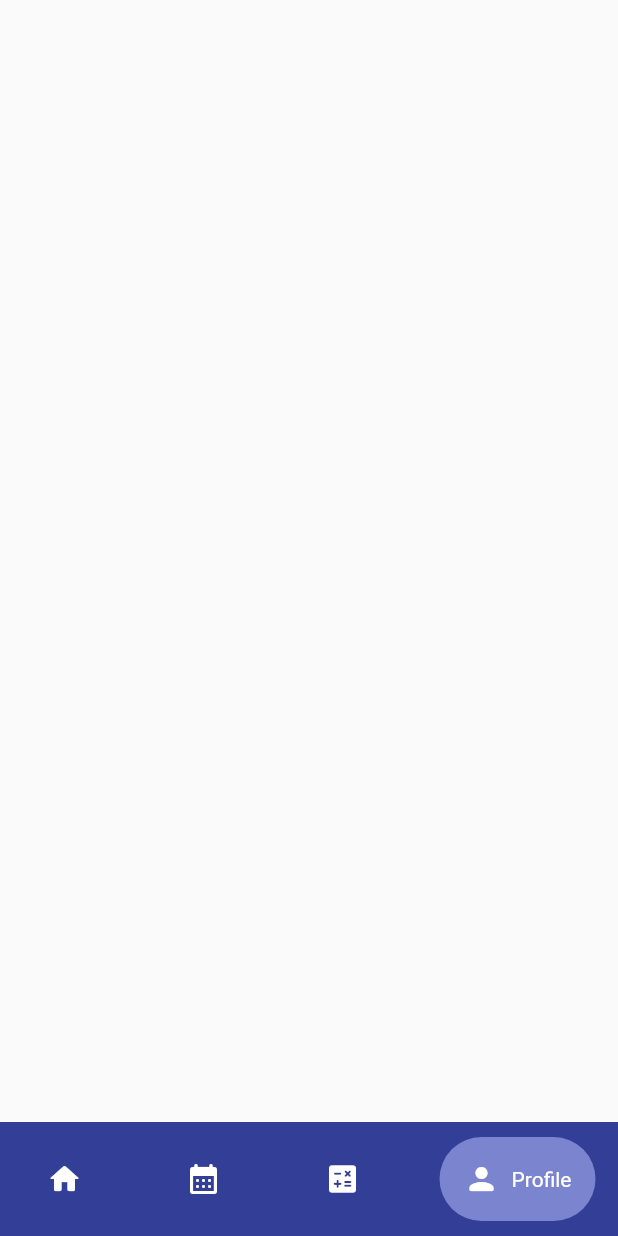
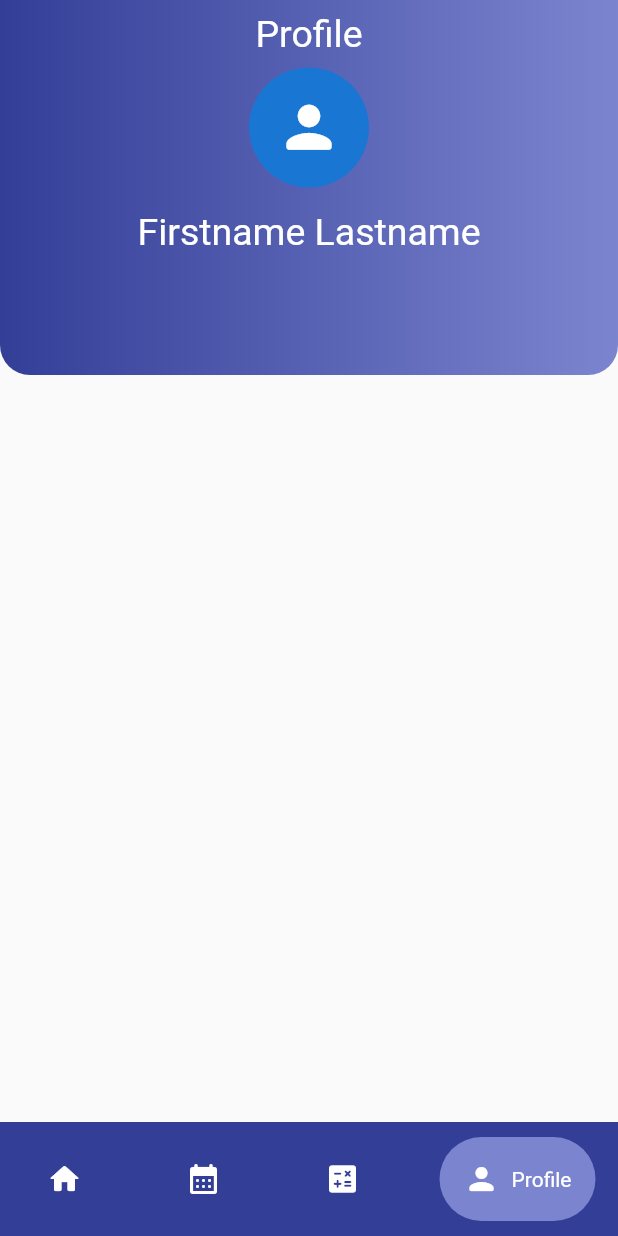
Before and after one commit to anthonyarinze/student_app, a Flutter app: the screen it shows after launch, item 4 of the bottom bar chosen, on a phone screen of 412 x 824 dp. Run offline on Flutter 3.47's test engine with Material 2 defaults, Android fonts, the phone set to English and light mode, and no system bars; drawn by our look-alikes of google_nav_bar; our stand-ins replace firebase_auth, firebase_core, google_sign_in; accounts and stored records are empty.

Commit message:
Skeletal Work On Profile Page

```diff
--- a/lib/pages/profile.dart
+++ b/lib/pages/profile.dart
@@ -1,4 +1,5 @@
 import 'package:flutter/material.dart';
+import 'package:student_app/utils/palette.dart';
 
 class Profile extends StatefulWidget {
   const Profile({super.key});
@@ -10,6 +11,64 @@ class Profile extends StatefulWidget {
 class _ProfileState extends State<Profile> {
   @override
   Widget build(BuildContext context) {
-    return Container();
+    return SafeArea(
+      child: Scaffold(
+        resizeToAvoidBottomInset: false,
+        body: SingleChildScrollView(
+          scrollDirection: Axis.vertical,
+          child: Column(
+            children: [
+              Material(
+                child: Container(
+                  height: 250,
+                  width: double.infinity,
+                  alignment: Alignment.topCenter,
+                  decoration: const BoxDecoration(
+                    gradient: LinearGradient(
+                      colors: <Color>[
+                        Palette.kLightThemeColor,
+                        Palette.kLightThemeColorAccent,
+                      ],
+                    ),
+                    borderRadius: BorderRadius.only(
+                      bottomLeft: Radius.circular(20),
+                      bottomRight: Radius.circular(20),
+                    ),
+                  ),
+                  child: Column(
+                    children: const [
+                      Padding(
+                        padding: EdgeInsets.all(8.0),
+                        child: Text(
+                          'Profile',
+                          style: TextStyle(
+                            fontSize: 25,
+                            color: Colors.white,
+                          ),
+                        ),
+                      ),
+                      CircleAvatar(
+                        radius: 40,
+                        child: Icon(Icons.person_rounded, size: 45),
+                      ),
+                      Padding(
+                        padding: EdgeInsets.all(15.0),
+                        child: Text(
+                          'Firstname Lastname',
+                          style: TextStyle(
+                            fontSize: 25,
+                            color: Colors.white,
+                          ),
+                        ),
+                      ),
+                    ],
+                  ),
+                ),
+              ),
+            ],
+          ),
+        ),
+      ),
+    );
   }
 }
```
